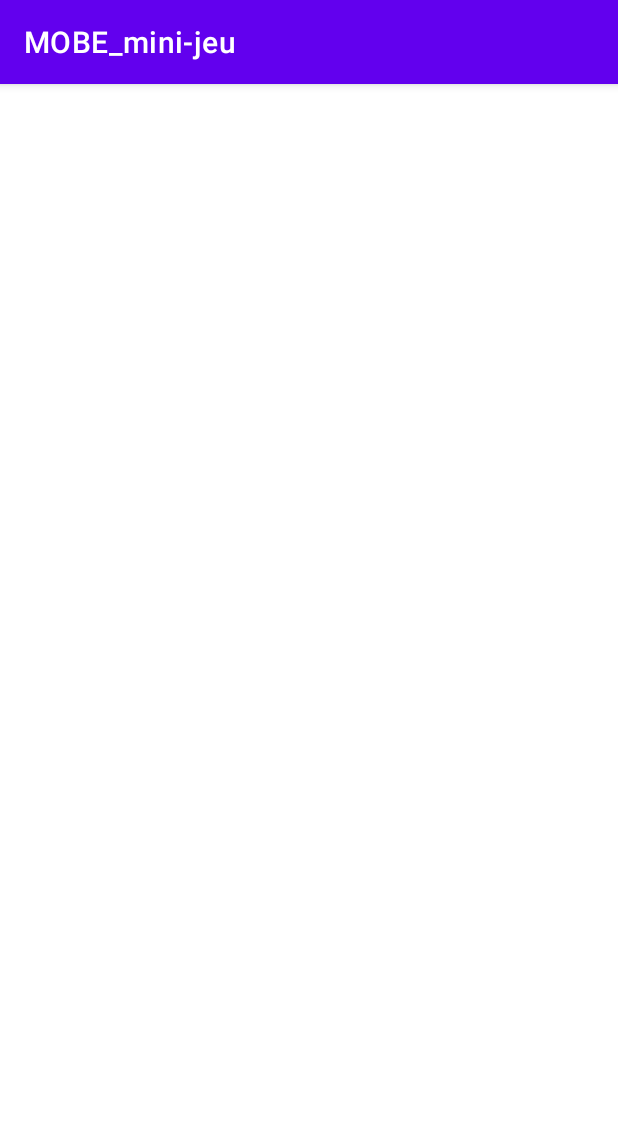
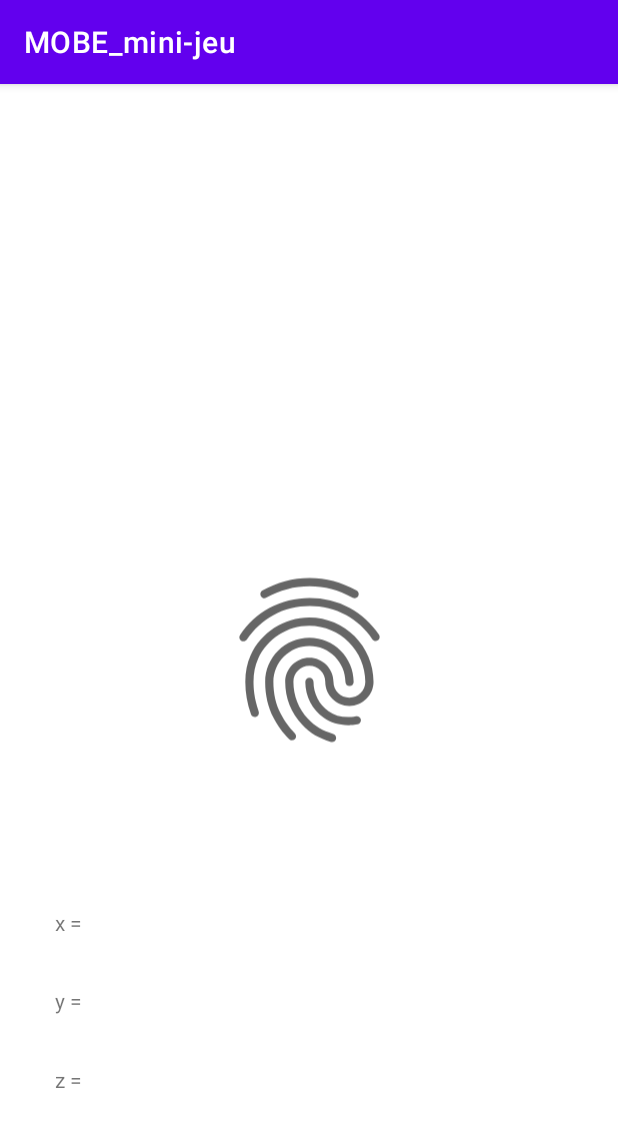
Before and after one commit to cyan-dev/MOBE_mini-jeu, an Android app: the NavigationGame screen opened directly, with no data from a screen before it, on a phone screen of 412 x 824 dp. Shown: the top 1127 px of the screen. Run offline under Robolectric (Android 15) with nearby library versions, the phone set to English and light mode, and no system bars.

Commit message:
Creation of the navigation compass

```diff
--- a/app/src/main/java/com/ut3/mobe_mini_jeu/NavigationGame.java
+++ b/app/src/main/java/com/ut3/mobe_mini_jeu/NavigationGame.java
@@ -2,13 +2,129 @@ package com.ut3.mobe_mini_jeu;
 
 import androidx.appcompat.app.AppCompatActivity;
 
+import android.annotation.SuppressLint;
+import android.hardware.Sensor;
+import android.hardware.SensorEvent;
+import android.hardware.SensorEventListener;
+import android.hardware.SensorManager;
 import android.os.Bundle;
+import android.util.Log;
+import android.widget.TextView;
 
-public class NavigationGame extends AppCompatActivity {
+public class NavigationGame extends AppCompatActivity implements SensorEventListener {
+    private SensorManager sensorManager = null;
 
+    private final float[] accelerometerReading = new float[3];
+    private final float[] magnetometerReading = new float[3];
+
+    private final float[] rotationMatrix = new float[9];
+    private final float[] orientationAngles = new float[3];
+
+    private TextView labelNord;
+
+    private TextView labelX;
+    private TextView labelY;
+    private TextView labelZ;
+
+    @SuppressLint("MissingInflatedId")
     @Override
     protected void onCreate(Bundle savedInstanceState) {
         super.onCreate(savedInstanceState);
         setContentView(R.layout.activity_navigation_game);
+
+        labelNord = (TextView) findViewById(R.id.textNord);
+        labelX = (TextView) findViewById(R.id.textX);
+        labelY = (TextView) findViewById(R.id.textY);
+        labelZ = (TextView) findViewById(R.id.textZ);
+
+        sensorManager = (SensorManager) getSystemService(SENSOR_SERVICE);
+    }
+
+    @Override
+    public void onSensorChanged(SensorEvent event) {
+        //Log.d("MOBE", "SensorChanged");
+        int sensor = event.sensor.getType();
+        float [] values = event.values;
+
+        synchronized (this){
+                //Accelerometer
+            if (event.sensor.getType() == Sensor.TYPE_ACCELEROMETER) {
+                System.arraycopy(event.values, 0, accelerometerReading,
+                        0, accelerometerReading.length);
+                //Magnetic field
+            } else if (event.sensor.getType() == Sensor.TYPE_MAGNETIC_FIELD) {
+                System.arraycopy(event.values, 0, magnetometerReading,
+                        0, magnetometerReading.length);
+
+            }
+        }
+
+        updateOrientationAngles();
+
+        float xDeg = (float)(Math.toDegrees(orientationAngles[0])+360)%360;
+        float yDeg = (float)(Math.toDegrees(orientationAngles[1])+360)%360;
+        float zDeg = (float)(Math.toDegrees(orientationAngles[2])+360)%360;
+
+
+
+        labelX.setText("x = " + xDeg);
+        labelY.setText("y = " + yDeg);
+        labelZ.setText("Z = " + zDeg);
+
+    }
+
+    @Override
+    public void onAccuracyChanged(Sensor sensor, int i) {
+
+    }
+
+    @Override
+    protected void onResume() {
+        super.onResume();
+        // Get updates from the accelerometer and magnetometer at a constant rate.
+        // To make batch operations more efficient and reduce power consumption,
+        // provide support for delaying updates to the application.
+        //
+        // In this example, the sensor reporting delay is small enough such that
+        // the application receives an update before the system checks the sensor
+        // readings again.
+        Sensor accelerometer = sensorManager.getDefaultSensor(Sensor.TYPE_ACCELEROMETER);
+        if (accelerometer != null) {
+            sensorManager.registerListener(this, accelerometer,
+                    SensorManager.SENSOR_DELAY_NORMAL, SensorManager.SENSOR_DELAY_UI);
+        }
+        Sensor magneticField = sensorManager.getDefaultSensor(Sensor.TYPE_MAGNETIC_FIELD);
+        if (magneticField != null) {
+            sensorManager.registerListener(this, magneticField,
+                    SensorManager.SENSOR_DELAY_NORMAL, SensorManager.SENSOR_DELAY_UI);
+        }
+    }
+
+    @Override
+    protected void onStop() {
+        sensorManager.unregisterListener((SensorEventListener) this);
+        super.onStop();
+    }
+
+    @Override
+    protected void onPause() {
+        super.onPause();
+
+        // Don't receive any more updates from either sensor.
+        sensorManager.unregisterListener(this);
+    }
+
+    // Compute the three orientation angles based on the most recent readings from
+    // the device's accelerometer and magnetometer.
+    public void updateOrientationAngles() {
+        // Update rotation matrix, which is needed to update orientation angles.
+        SensorManager.getRotationMatrix(rotationMatrix, null,
+                accelerometerReading, magnetometerReading);
+
+        // "rotationMatrix" now has up-to-date information.
+
+        SensorManager.getOrientation(rotationMatrix, orientationAngles);
+
+        // "orientationAngles" now has up-to-date information.
     }
 }
--- a/app/src/main/res/layout/activity_navigation_game.xml
+++ b/app/src/main/res/layout/activity_navigation_game.xml
@@ -6,4 +6,58 @@
     android:layout_height="match_parent"
     tools:context=".NavigationGame">
 
+    <ImageView
+        android:id="@+id/Boat"
+        android:layout_width="131dp"
+        android:layout_height="164dp"
+        app:layout_constraintBottom_toBottomOf="parent"
+        app:layout_constraintEnd_toEndOf="parent"
+        app:layout_constraintStart_toStartOf="parent"
+        app:layout_constraintTop_toTopOf="parent"
+        app:srcCompat="?android:attr/fingerprintAuthDrawable" />
+
+    <TextView
+        android:id="@+id/textNord"
+        android:layout_width="wrap_content"
+        android:layout_height="wrap_content"
+        app:layout_constraintBottom_toTopOf="@+id/Boat"
+        app:layout_constraintEnd_toEndOf="parent"
+        app:layout_constraintStart_toStartOf="parent"
+        app:layout_constraintTop_toTopOf="parent" />
+
+    <TextView
+        android:id="@+id/textX"
+        android:layout_width="wrap_content"
+        android:layout_height="wrap_content"
+        android:text="x ="
+        app:layout_constraintBottom_toBottomOf="parent"
+        app:layout_constraintEnd_toEndOf="parent"
+        app:layout_constraintHorizontal_bias="0.093"
+        app:layout_constraintStart_toStartOf="parent"
+        app:layout_constraintTop_toTopOf="parent"
+        app:layout_constraintVertical_bias="0.734" />
+
+    <TextView
+        android:id="@+id/textY"
+        android:layout_width="wrap_content"
+        android:layout_height="wrap_content"
+        android:text="y ="
+        app:layout_constraintBottom_toBottomOf="parent"
+        app:layout_constraintEnd_toEndOf="parent"
+        app:layout_constraintHorizontal_bias="0.093"
+        app:layout_constraintStart_toStartOf="parent"
+        app:layout_constraintTop_toBottomOf="@+id/textX"
+        app:layout_constraintVertical_bias="0.182" />
+
+    <TextView
+        android:id="@+id/textZ"
+        android:layout_width="wrap_content"
+        android:layout_height="wrap_content"
+        android:text="z ="
+        app:layout_constraintBottom_toBottomOf="parent"
+        app:layout_constraintEnd_toEndOf="parent"
+        app:layout_constraintHorizontal_bias="0.093"
+        app:layout_constraintStart_toStartOf="parent"
+        app:layout_constraintTop_toBottomOf="@+id/textY"
+        app:layout_constraintVertical_bias="0.258" />
 </androidx.constraintlayout.widget.ConstraintLayout>
```
